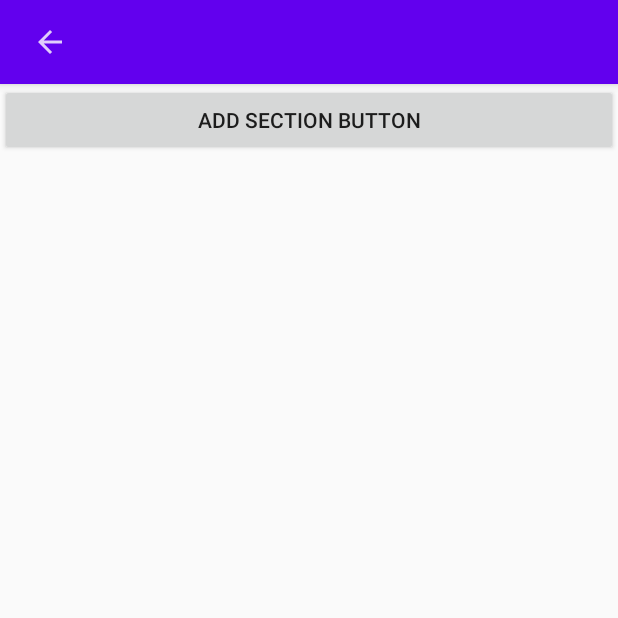
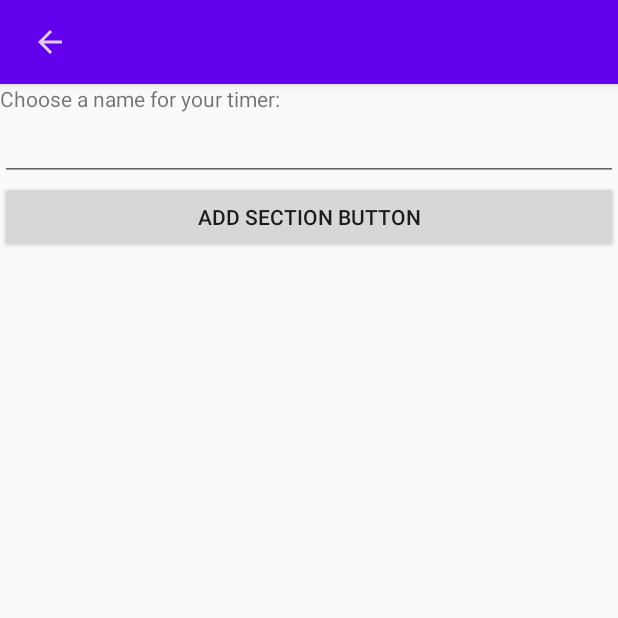
Before and after one commit to broliver12/timer, an Android app: the CreateNewTimerFragment screen opened through its navigation route, on a phone screen of 412 x 824 dp, the top half of it. Run offline under Robolectric (Android 15) with nearby library versions, the phone set to English and light mode, and no system bars; our stand-ins replace ButterKnife; 2 statements that could not run were skipped.

```diff
--- a/app/src/main/java/com/example/workouttimer/fragment/CreateNewTimerFragment.java
+++ b/app/src/main/java/com/example/workouttimer/fragment/CreateNewTimerFragment.java
@@ -6,6 +6,7 @@ import android.view.LayoutInflater;
 import android.view.View;
 import android.view.ViewGroup;
 import android.widget.Button;
+import android.widget.EditText;
 
 import androidx.annotation.NonNull;
 import androidx.annotation.Nullable;
@@ -16,6 +17,7 @@ import androidx.fragment.app.Fragment;
 
 import com.example.workouttimer.R;
 import com.example.workouttimer.activity.MainActivity;
+import com.example.workouttimer.model.Timer;
 import com.example.workouttimer.viewmodel.CreateNewTimerViewModelInterface;
 
 import butterknife.BindView;
@@ -26,6 +28,8 @@ public class CreateNewTimerFragment extends Fragment {
 
     @BindView(R.id.add_section_button)
     Button addSectionButton;
+    @BindView(R.id.title_edit_text)
+    EditText titleEditText;
 
     private CreateNewTimerViewModelInterface viewModel;
 
@@ -42,6 +46,11 @@ public class CreateNewTimerFragment extends Fragment {
     public void onViewCreated(@NonNull View view, @Nullable Bundle savedInstanceState) {
         super.onViewCreated(view, savedInstanceState);
         toolbarSetup();
+
+        addSectionButton.setOnClickListener(v -> {
+            Timer t = new Timer(titleEditText.getText().toString());
+            viewModel.addTimerToList(t);
+        });
     }
 
     private void toolbarSetup(){
@@ -68,6 +77,7 @@ public class CreateNewTimerFragment extends Fragment {
             v.findViewById(R.id.back).setOnClickListener(new View.OnClickListener() {
                 @Override
                 public void onClick(View v) {
+
                     getActivity().onBackPressed();
                 }
             });
--- a/app/src/main/java/com/example/workouttimer/fragment/HomeScreenFragment.java
+++ b/app/src/main/java/com/example/workouttimer/fragment/HomeScreenFragment.java
@@ -44,7 +44,8 @@ public class HomeScreenFragment extends Fragment implements HomeScreenFragmentIn
 
         timerRecyclerView = view.findViewById(R.id.timerRecyclerview);
         timerRecyclerView.setLayoutManager(new LinearLayoutManager(getContext()));
-        timerRecyclerView.setAdapter(new TimerRecyclerViewAdapter(getContext(), viewModel.getTimerList(), this));
+        TimerRecyclerViewAdapter adapter = new TimerRecyclerViewAdapter(getContext(), viewModel.getTimerList(), this);
+        timerRecyclerView.setAdapter(adapter);
 
         fab.setOnClickListener(new View.OnClickListener() {
             @Override
@@ -52,6 +53,11 @@ public class HomeScreenFragment extends Fragment implements HomeScreenFragmentIn
                 navigateToCreateNewTimerFragment();
             }
         });
+    }
+
+    @Override
+    public boolean removeListItem(String title){
+        return viewModel.removeTimerFromList(title);
     }
 
     @Override
--- a/app/src/main/java/com/example/workouttimer/fragment/HomeScreenFragmentInterface.java
+++ b/app/src/main/java/com/example/workouttimer/fragment/HomeScreenFragmentInterface.java
@@ -4,6 +4,6 @@ public interface HomeScreenFragmentInterface {
 
     void navigateToSelectedTimerFragment();
     void navigateToCreateNewTimerFragment();
-
+    boolean removeListItem(String title);
 
 }
--- a/app/src/main/java/com/example/workouttimer/viewmodel/ViewModel.java
+++ b/app/src/main/java/com/example/workouttimer/viewmodel/ViewModel.java
@@ -38,7 +38,7 @@ public class ViewModel implements HomeScreenViewModelInterface, TimerScreenViewM
         return true;
     }
 
-    public boolean selectTimerFromList(String title){
+    public boolean removeTimerFromList(String title){
         for (Timer t : timerList){
             if(t.getTitle().equals(title)){
                 timerList.remove(t);
@@ -48,7 +48,7 @@ public class ViewModel implements HomeScreenViewModelInterface, TimerScreenViewM
         return false;
     }
 
-    public boolean removeTimerFromList(String title){
+    public boolean selectTimerFromList(String title){
         for (Timer t : timerList){
             if(t.getTitle().equals(title)){
                 currentlySelectedTimer = t;
--- a/app/src/main/res/layout/create_new_timer_screen_layout.xml
+++ b/app/src/main/res/layout/create_new_timer_screen_layout.xml
@@ -9,6 +9,18 @@
         android:layout_height="match_parent"
         android:id="@+id/create_new_screen_container_layout"
         android:orientation="vertical">
+
+        <TextView
+            android:layout_width="match_parent"
+            android:layout_height="wrap_content"
+            android:text="@string/enter_timer_title_text"
+            />
+
+        <EditText
+            android:id="@+id/title_edit_text"
+            android:layout_width="match_parent"
+            android:layout_height="wrap_content"
+            />
 
         <Button
             android:id="@+id/add_section_button"
--- a/app/src/main/res/values/strings.xml
+++ b/app/src/main/res/values/strings.xml
@@ -14,6 +14,7 @@
     <string name="confirm_discard_text">Yes</string>
     <string name="deny_discard_text">No</string>
     <string name="discard_message">Are you sure you want to discard?</string>
+    <string name="enter_timer_title_text">Choose a name for your timer:</string>
 
 
 </resources>
```
Also changed, not shown: app/src/main/java/com/example/workouttimer/adapter/TimerRecyclerViewAdapter.java (+10 -0 lines).
